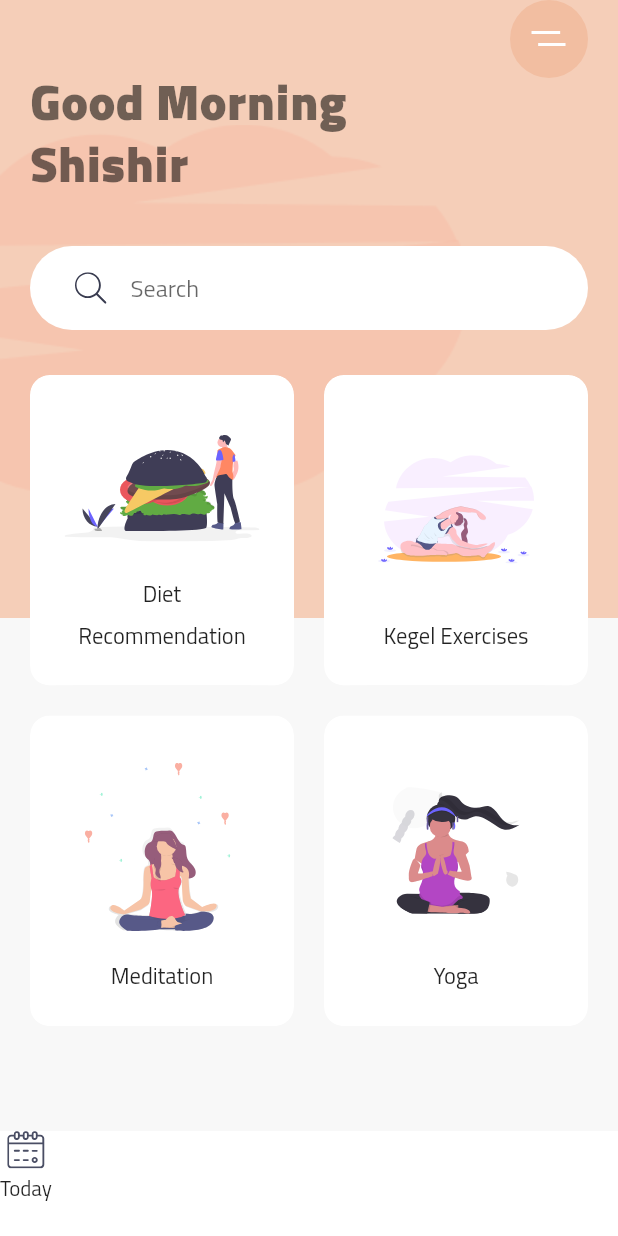
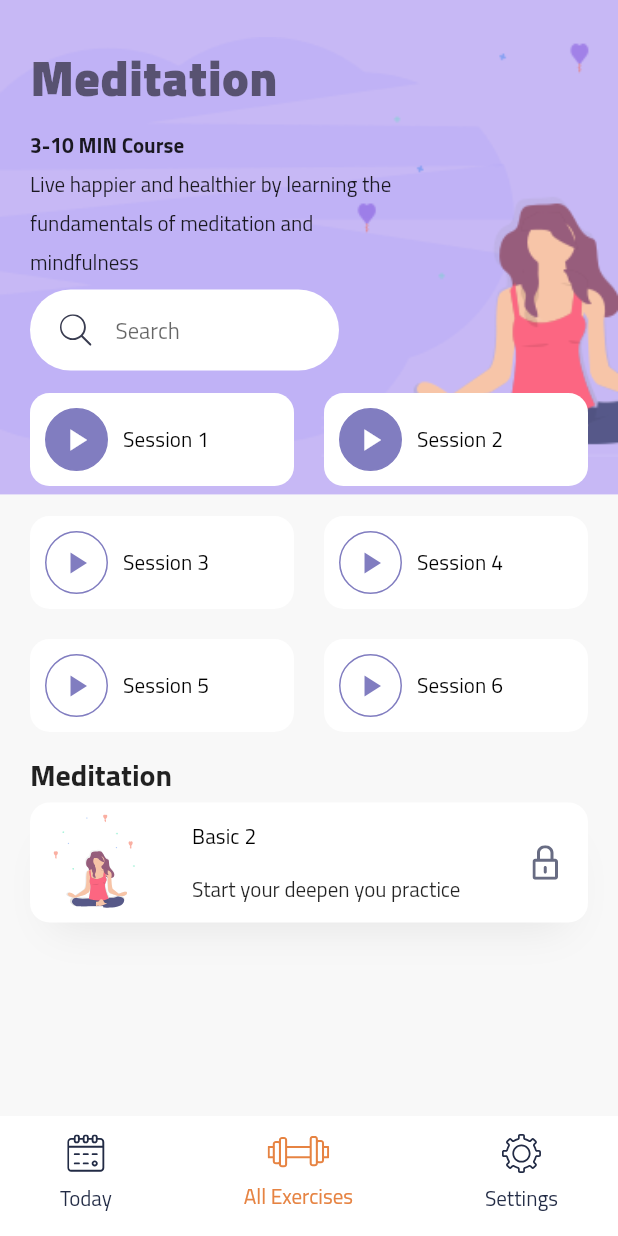
Before and after one commit to MedjadderAymen/DailyExercicesApp, a Flutter app: the screen it shows after launch, after a tap on "Meditation", on a phone screen of 412 x 824 dp. Run offline on Flutter 3.47's test engine with Material 2 defaults, Android fonts, the phone set to English and light mode, and no system bars; our stand-ins replace flutter_svg.

Commit message:
add details screen

```diff
--- a/lib/main.dart
+++ b/lib/main.dart
@@ -1,4 +1,6 @@
 import 'package:daily_exercices_app/constants.dart';
+import 'package:daily_exercices_app/screens/details_screen.dart';
+import 'package:daily_exercices_app/widgets/bottom_nav_bar.dart';
 import 'package:daily_exercices_app/widgets/category_card.dart';
 import 'package:flutter/cupertino.dart';
 import 'package:flutter/material.dart';
@@ -16,6 +18,7 @@ class MyApp extends StatelessWidget {
       title: 'Mediation App',
       debugShowCheckedModeBanner: false,
       theme: ThemeData(
+        visualDensity: VisualDensity.adaptivePlatformDensity,
           fontFamily: "Cairo", scaffoldBackgroundColor: kBackgroundColor),
       home: HomePage(),
     );
@@ -29,24 +32,11 @@ class HomePage extends StatelessWidget {
   Widget build(BuildContext context) {
     var size = MediaQuery.of(context).size;
     return Scaffold(
-      bottomNavigationBar: Container(
-        height: 70,
-        color: Colors.white,
-        child: Row(
-          children: [
-            Column(
-              children: [
-                SvgPicture.asset("assets/icons/calendar.svg"),
-                Text("Today"),
-              ],
-            ),
-          ],
-        ),
-      ),
+      bottomNavigationBar: BottomNavBar(),
       body: Stack(
         children: [
           Container(
-            height: size.height * .50,
+            height: size.height * .40,
             decoration: BoxDecoration(
               color: Color(0XFFF5CEB8),
               image: DecorationImage(
@@ -64,6 +54,7 @@ class HomePage extends StatelessWidget {
                   Align(
                     alignment: Alignment.topRight,
                     child: Container(
+                      margin: EdgeInsets.only(top: 5),
                       alignment: Alignment.center,
                       height: 52,
                       width: 52,
@@ -82,7 +73,7 @@ class HomePage extends StatelessWidget {
                         .copyWith(fontWeight: FontWeight.w900, height: 1.2),
                   ),
                   Container(
-                    margin: EdgeInsets.symmetric(vertical: 30),
+                    margin: EdgeInsets.symmetric(vertical: 20),
                     padding: EdgeInsets.symmetric(horizontal: 30, vertical: 1),
                     decoration: BoxDecoration(
                       color: Colors.white,
@@ -98,9 +89,9 @@ class HomePage extends StatelessWidget {
                   Expanded(
                     child: GridView.count(
                       crossAxisCount: 2,
-                      childAspectRatio: .85,
                       crossAxisSpacing: 20,
                       mainAxisSpacing: 20,
+                      childAspectRatio: .9,
                       children: [
                         CategoryCard(
                           svgSrc: "assets/icons/Hamburger.svg",
@@ -115,7 +106,11 @@ class HomePage extends StatelessWidget {
                         CategoryCard(
                           svgSrc: "assets/icons/Meditation.svg",
                           title: "Meditation",
-                          press: () {},
+                          press: () {
+                            Navigator.push(context, MaterialPageRoute(builder: (context){
+                              return DetailsScreen();
+                            }));
+                          },
                         ),
                         CategoryCard(
                           svgSrc: "assets/icons/yoga.svg",
--- /dev/null
+++ b/lib/screens/details_screen.dart
@@ -0,0 +1,225 @@
+import 'package:daily_exercices_app/constants.dart';
+import 'package:daily_exercices_app/widgets/bottom_nav_bar.dart';
+import 'package:flutter/material.dart';
+import 'package:flutter_svg/svg.dart';
+
+class DetailsScreen extends StatelessWidget {
+  const DetailsScreen({Key? key}) : super(key: key);
+
+  @override
+  Widget build(BuildContext context) {
+    var size = MediaQuery.of(context).size;
+    return Scaffold(
+      bottomNavigationBar: BottomNavBar(),
+      body: SingleChildScrollView(
+        child: Stack(
+          children: [
+            Hero(
+              tag: "Meditation",
+              child: Container(
+                height: size.height * .40,
+                decoration: BoxDecoration(
+                  color: kBlueLightColor,
+                  image: DecorationImage(
+                      image: AssetImage(
+                        'assets/images/meditation_bg.png',
+                      ),
+                      fit: BoxFit.fitWidth),
+                ),
+              ),
+            ),
+            SafeArea(
+              child: Padding(
+                padding: const EdgeInsets.all(20),
+                child: Column(
+                  crossAxisAlignment: CrossAxisAlignment.start,
+                  children: [
+                    Text(
+                      "Meditation",
+                      style: Theme.of(context)
+                          .textTheme
+                          .display1!
+                          .copyWith(fontWeight: FontWeight.w900),
+                    ),
+                    Text(
+                      "3-10 MIN Course",
+                      style: TextStyle(fontWeight: FontWeight.bold),
+                    ),
+                    SizedBox(
+                      width: size.width * .6,
+                      child: Text(
+                        "Live happier and healthier by learning the fundamentals of meditation and mindfulness",
+                      ),
+                    ),
+                    Container(
+                      width: size.width * .5,
+                      margin: EdgeInsets.symmetric(vertical: 5),
+                      padding: EdgeInsets.symmetric(horizontal: 20, vertical: 1),
+                      decoration: BoxDecoration(
+                        color: Colors.white,
+                        borderRadius: BorderRadius.circular(29.5),
+                      ),
+                      child: TextField(
+                        style: TextStyle(fontSize: 15),
+                        decoration: InputDecoration(
+                            hintText: "Search",
+                            icon: SvgPicture.asset("assets/icons/search.svg"),
+                            border: InputBorder.none),
+                      ),
+                    ),
+                    SizedBox(
+                      height: 10,
+                    ),
+                    Wrap(
+                      spacing: 20,
+                      runSpacing: 20,
+                      children: [
+                        SessionCard(
+                          sessionNumber: 01,
+                          isDone: true,
+                        ),
+                        SessionCard(
+                          sessionNumber: 02,
+                          isDone: true,
+                        ),
+                        SessionCard(
+                          sessionNumber: 03,
+                        ),
+                        SessionCard(
+                          sessionNumber: 04,
+                        ),
+                        SessionCard(
+                          sessionNumber: 05,
+                        ),
+                        SessionCard(
+                          sessionNumber: 06,
+                        ),
+                      ],
+                    ),
+                    SizedBox(
+                      height: 10,
+                    ),
+                    Text(
+                      "Meditation",
+                      style: Theme.of(context)
+                          .textTheme
+                          .title!
+                          .copyWith(fontWeight: FontWeight.bold),
+                    ),
+                    Container(
+                      height: 80,
+                      decoration: BoxDecoration(
+                          color: Colors.white,
+                          borderRadius: BorderRadius.circular(13),
+                          boxShadow: [
+                            BoxShadow(
+                                offset: Offset(0, 17),
+                                blurRadius: 23,
+                                spreadRadius: -13,
+                                color: kShadowColor)
+                          ]),
+                      child: Row(
+                        children: [
+                          Padding(
+                            padding: const EdgeInsets.all(8.0),
+                            child: SvgPicture.asset(
+                              "assets/icons/Meditation_women_small.svg",
+                            ),
+                          ),
+                          SizedBox(
+                            width: 20,
+                          ),
+                          Expanded(
+                            child: Column(
+                              mainAxisAlignment: MainAxisAlignment.spaceEvenly,
+                              crossAxisAlignment: CrossAxisAlignment.start,
+                              children: [
+                                Text(
+                                  "Basic 2",
+                                  style: Theme.of(context).textTheme.subtitle,
+                                ),
+                                Text(
+                                  "Start your deepen you practice",
+                                ),
+                              ],
+                            ),
+                          ),
+                          Padding(
+                            padding: EdgeInsets.all(20),
+                            child: SvgPicture.asset("assets/icons/Lock.svg"),
+                          ),
+                        ],
+                      ),
+                    )
+                  ],
+                ),
+              ),
+            ),
+          ],
+        ),
+      ),
+    );
+  }
+}
+
+class SessionCard extends StatelessWidget {
+  final int sessionNumber;
+  final bool isDone;
+
+  const SessionCard({
+    Key? key,
+    required this.sessionNumber,
+    this.isDone = false,
+  }) : super(key: key);
+
+  @override
+  Widget build(BuildContext context) {
+    return LayoutBuilder(builder: (context, constraint) {
+      return ClipRRect(
+        borderRadius: BorderRadius.circular(13),
+        child: Container(
+          width: constraint.maxWidth / 2 - 10,
+          decoration: BoxDecoration(color: Colors.white, boxShadow: [
+            BoxShadow(
+                offset: Offset(0, 17),
+                blurRadius: 23,
+                spreadRadius: -13,
+                color: kShadowColor)
+          ]),
+          child: Material(
+            color: Colors.transparent,
+            child: InkWell(
+              onTap: () {},
+              child: Padding(
+                padding: const EdgeInsets.all(10),
+                child: Row(
+                  children: [
+                    Container(
+                      height: 42,
+                      width: 42,
+                      decoration: BoxDecoration(
+                          color: isDone ? kBlueColor : Colors.white,
+                          shape: BoxShape.circle,
+                          border: Border.all(color: kBlueColor)),
+                      child: Icon(
+                        Icons.play_arrow,
+                        color: isDone ? Colors.white : kBlueColor,
+                      ),
+                    ),
+                    SizedBox(
+                      width: 10,
+                    ),
+                    Text(
+                      "Session $sessionNumber",
+                      style: Theme.of(context).textTheme.subtitle,
+                    )
+                  ],
+                ),
+              ),
+            ),
+          ),
+        ),
+      );
+    });
+  }
+}
--- /dev/null
+++ b/lib/widgets/bottom_nav_bar.dart
@@ -0,0 +1,51 @@
+import 'package:flutter/material.dart';
+import 'package:flutter_svg/svg.dart';
+import '../constants.dart';
+
+class BottomNavBar extends StatelessWidget {
+  const BottomNavBar({
+    Key? key,
+  }) : super(key: key);
+
+  @override
+  Widget build(BuildContext context) {
+    return Container(
+      padding: EdgeInsets.symmetric(horizontal: 40, vertical: 10),
+      height: 80,
+      color: Colors.white,
+      child: Row(
+        mainAxisAlignment: MainAxisAlignment.spaceBetween,
+        children: [
+          BottomNavItem(svgSrc: "assets/icons/calendar.svg",title: "Today",press: (){},),
+          BottomNavItem(svgSrc: "assets/icons/gym.svg",title: "All Exercises",press: (){}, isActivated: true),
+          BottomNavItem(svgSrc: "assets/icons/Settings.svg",title: "Settings",press: (){},),
+        ],
+      ),
+    );
+  }
+}
+
+class BottomNavItem extends StatelessWidget {
+
+  final String svgSrc, title;
+  final bool isActivated;
+  final VoidCallback press;
+
+  const BottomNavItem({
+    Key? key, required this.svgSrc, required this.title, this.isActivated = false,required this.press,
+  }) : super(key: key);
+
+  @override
+  Widget build(BuildContext context) {
+    return GestureDetector(
+      onTap: press,
+      child: Column(
+        mainAxisAlignment: MainAxisAlignment.spaceAround,
+        children: [
+          SvgPicture.asset(svgSrc, color: isActivated ? kActiveIconColor : kTextColor,),
+          Text(title, style: TextStyle(color: isActivated ? kActiveIconColor : kTextColor),),
+        ],
+      ),
+    );
+  }
+}
--- a/lib/widgets/category_card.dart
+++ b/lib/widgets/category_card.dart
@@ -39,7 +39,7 @@ class CategoryCard extends StatelessWidget {
               child: Column(
                 children: [
                   Spacer(),
-                  SvgPicture.asset(svgSrc),
+                  Hero(tag: title,child: SvgPicture.asset(svgSrc)),
                   Spacer(),
                   Text(
                     title,
@@ -47,7 +47,7 @@ class CategoryCard extends StatelessWidget {
                     style: Theme.of(context)
                         .textTheme
                         .title!
-                        .copyWith(fontSize: 15),
+                        .copyWith(fontSize: 15, height: .95),
                   )
                 ],
               ),
```
